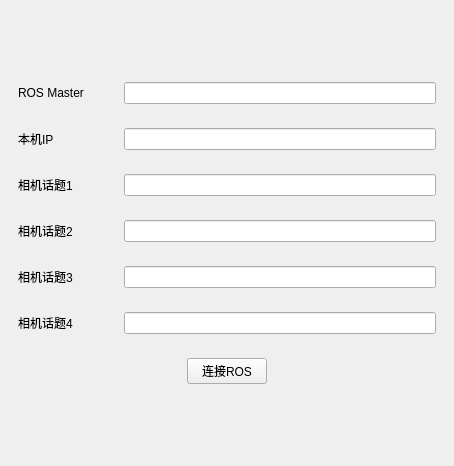
Above: parallel_driving/ui/config_panel.ui from NovemberChopin/ParallelDriving before the change. Below: the same form after it.
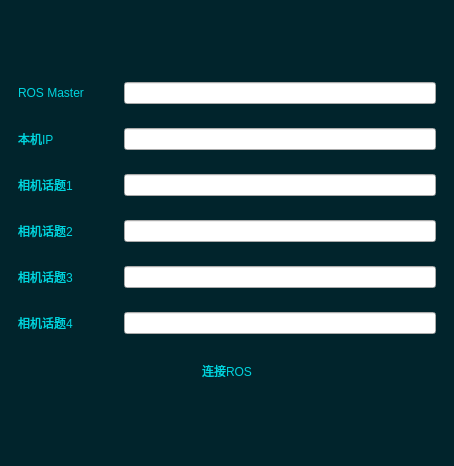
That is the form after the change.

What changed in the file:
```diff
--- a/parallel_driving/ui/config_panel.ui
+++ b/parallel_driving/ui/config_panel.ui
@@ -25,6 +25,10 @@
   <property name="windowTitle">
    <string>Form</string>
   </property>
+  <property name="styleSheet">
+   <string notr="true">#ConfigPanel{background-color: rgb(1, 36, 44);}
+</string>
+  </property>
   <layout class="QHBoxLayout" name="horizontalLayout">
    <property name="leftMargin">
     <number>0</number>
@@ -71,6 +75,9 @@
              <height>0</height>
             </size>
            </property>
+           <property name="styleSheet">
+            <string notr="true">#label{color: rgb(0, 212, 222);}</string>
+           </property>
            <property name="text">
             <string>ROS Master</string>
            </property>
@@ -99,6 +106,9 @@
              <height>0</height>
             </size>
            </property>
+           <property name="styleSheet">
+            <string notr="true">#label_2{color: rgb(0, 212, 222);}</string>
+           </property>
            <property name="text">
             <string>本机IP</string>
            </property>
@@ -127,6 +137,9 @@
              <height>0</height>
             </size>
            </property>
+           <property name="styleSheet">
+            <string notr="true">#label_3{color: rgb(0, 212, 222);}</string>
+           </property>
            <property name="text">
             <string>相机话题1</string>
            </property>
@@ -155,6 +168,9 @@
              <height>0</height>
             </size>
            </property>
+           <property name="styleSheet">
+            <string notr="true">#label_4{color: rgb(0, 212, 222);}</string>
+           </property>
            <property name="text">
             <string>相机话题2</string>
            </property>
@@ -183,6 +199,9 @@
              <height>0</height>
             </size>
            </property>
+           <property name="styleSheet">
+            <string notr="true">#label_5{color: rgb(0, 212, 222);}</string>
+           </property>
            <property name="text">
             <string>相机话题3</string>
            </property>
@@ -217,6 +236,9 @@
              <height>0</height>
             </size>
            </property>
+           <property name="styleSheet">
+            <string notr="true">#label_6{color: rgb(0, 212, 222);}</string>
+           </property>
            <property name="text">
             <string>相机话题4</string>
            </property>
@@ -245,9 +267,28 @@
              <verstretch>0</verstretch>
             </sizepolicy>
            </property>
+           <property name="cursor">
+            <cursorShape>OpenHandCursor</cursorShape>
+           </property>
+           <property name="styleSheet">
+            <string notr="true">#ros_connect{
+	background-color: rgb(1, 42, 53);
+color: rgb(0, 212, 222);
+}
+</string>
+           </property>
            <property name="text">
             <string>连接ROS</string>
            </property>
+           <property name="autoDefault">
+            <bool>false</bool>
+           </property>
+           <property name="default">
+            <bool>false</bool>
+           </property>
+           <property name="flat">
+            <bool>true</bool>
+           </property>
           </widget>
          </item>
         </layout>
```
